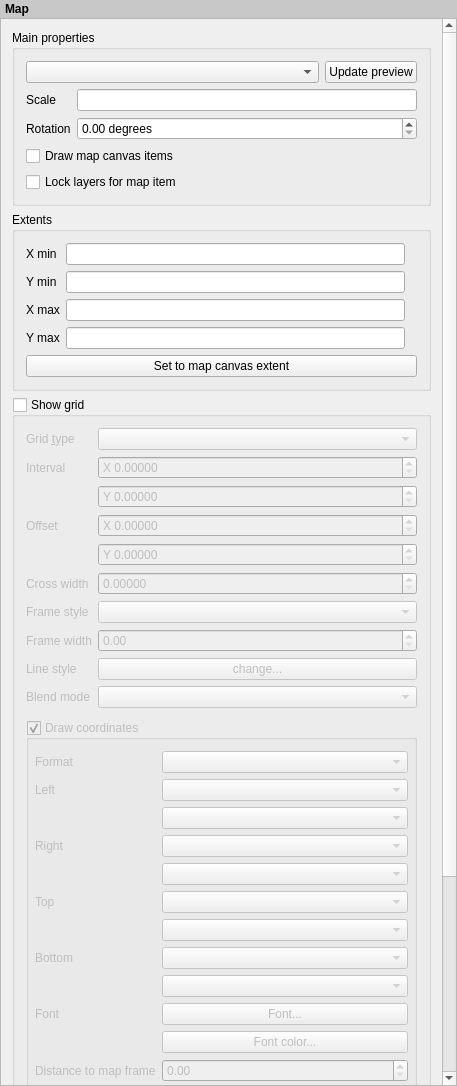
First picture: the form in src/ui/qgscomposermapwidgetbase.ui, repository qgis/QGIS, before the edit.
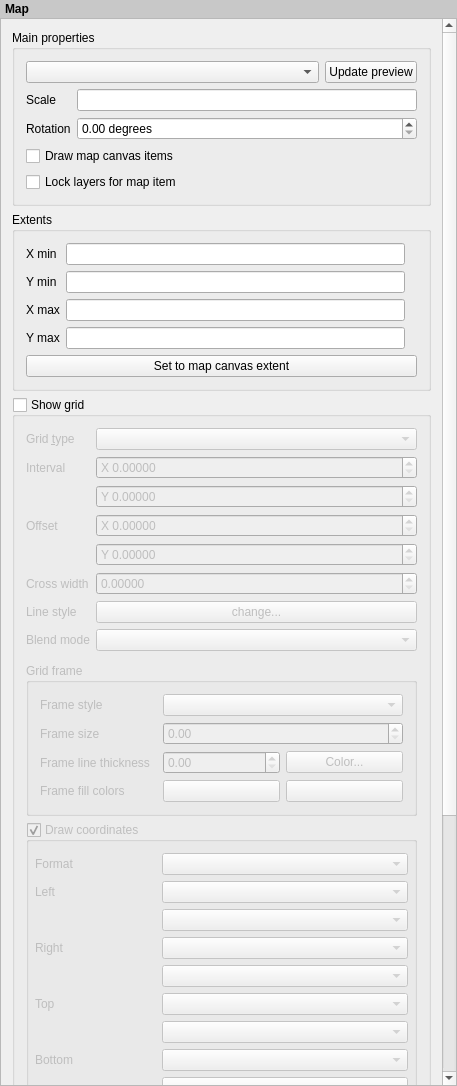
Second picture: the form after the edit. Custom widgets are drawn as their Qt base class.

Commit message: [FEATURE][composer] Add controls for changing zebra frame colors and line thickness, fix output of zebra style grids (fix #8767)

Patch:
```diff
--- a/src/ui/qgscomposermapwidgetbase.ui
+++ b/src/ui/qgscomposermapwidgetbase.ui
@@ -54,9 +54,9 @@
       <property name="geometry">
        <rect>
         <x>0</x>
-        <y>-376</y>
+        <y>-420</y>
         <width>439</width>
-        <height>1439</height>
+        <height>1509</height>
        </rect>
       </property>
       <property name="sizePolicy">
@@ -393,32 +393,6 @@
              </widget>
             </item>
             <item row="4" column="0">
-             <widget class="QLabel" name="mFrameStyleLabel">
-              <property name="text">
-               <string>Frame style</string>
-              </property>
-              <property name="wordWrap">
-               <bool>false</bool>
-              </property>
-             </widget>
-            </item>
-            <item row="4" column="1">
-             <widget class="QComboBox" name="mFrameStyleComboBox"/>
-            </item>
-            <item row="5" column="0">
-             <widget class="QLabel" name="mFrameWidthLabel">
-              <property name="text">
-               <string>Frame width</string>
-              </property>
-              <property name="wordWrap">
-               <bool>false</bool>
-              </property>
-             </widget>
-            </item>
-            <item row="5" column="1">
-             <widget class="QDoubleSpinBox" name="mFrameWidthSpinBox"/>
-            </item>
-            <item row="6" column="0">
              <widget class="QLabel" name="mLineStyleLabel">
               <property name="text">
                <string>Line style</string>
@@ -428,17 +402,17 @@
               </property>
              </widget>
             </item>
-            <item row="6" column="1">
+            <item row="4" column="1">
              <widget class="QPushButton" name="mGridLineStyleButton">
               <property name="text">
                <string>change...</string>
               </property>
              </widget>
             </item>
-            <item row="7" column="1">
+            <item row="5" column="1">
              <widget class="QgsBlendModeComboBox" name="mGridBlendComboBox"/>
             </item>
-            <item row="7" column="0">
+            <item row="5" column="0">
              <widget class="QLabel" name="mGridBlendLabel">
               <property name="text">
                <string>Blend mode</string>
@@ -460,6 +434,88 @@
             </item>
            </layout>
           </item>
+          <item>
+           <widget class="QgsCollapsibleGroupBoxBasic" name="mGridFrameGroupBox">
+            <property name="title">
+             <string>Grid frame</string>
+            </property>
+            <property name="flat">
+             <bool>false</bool>
+            </property>
+            <property name="checkable">
+             <bool>false</bool>
+            </property>
+            <property name="collapsed" stdset="0">
+             <bool>true</bool>
+            </property>
+            <layout class="QGridLayout" name="gridLayout_2">
+             <item row="0" column="0">
+              <widget class="QLabel" name="mFrameStyleLabel">
+               <property name="text">
+                <string>Frame style</string>
+               </property>
+               <property name="wordWrap">
+                <bool>false</bool>
+               </property>
+              </widget>
+             </item>
+             <item row="0" column="1" colspan="2">
+              <widget class="QComboBox" name="mFrameStyleComboBox"/>
+             </item>
+             <item row="1" column="0">
+              <widget class="QLabel" name="mFrameWidthLabel">
+               <property name="text">
+                <string>Frame size</string>
+               </property>
+               <property name="wordWrap">
+                <bool>false</bool>
+               </property>
+              </widget>
+             </item>
+             <item row="1" column="1" colspan="2">
+              <widget class="QDoubleSpinBox" name="mFrameWidthSpinBox"/>
+             </item>
+             <item row="2" column="0">
+              <widget class="QLabel" name="mFramePenLabel">
+               <property name="text">
+                <string>Frame line thickness</string>
+               </property>
+              </widget>
+             </item>
+             <item row="2" column="1">
+              <widget class="QDoubleSpinBox" name="mGridFramePenSizeSpinBox"/>
+             </item>
+             <item row="2" column="2">
+              <widget class="QgsColorButton" name="mGridFramePenColorButton">
+               <property name="text">
+                <string>Color...</string>
+               </property>
+              </widget>
+             </item>
+             <item row="3" column="0">
+              <widget class="QLabel" name="mFrameFillLabel">
+               <property name="text">
+                <string>Frame fill colors</string>
+               </property>
+              </widget>
+             </item>
+             <item row="3" column="1">
+              <widget class="QgsColorButton" name="mGridFrameFill1ColorButton">
+               <property name="text">
+                <string/>
+               </property>
+              </widget>
+             </item>
+             <item row="3" column="2">
+              <widget class="QgsColorButton" name="mGridFrameFill2ColorButton">
+               <property name="text">
+                <string/>
+               </property>
+              </widget>
+             </item>
+            </layout>
+           </widget>
+          </item>
           <item>
            <widget class="QgsCollapsibleGroupBoxBasic" name="mDrawAnnotationCheckableGroupBox">
             <property name="enabled">
```
The commit also changes 7 other files.
